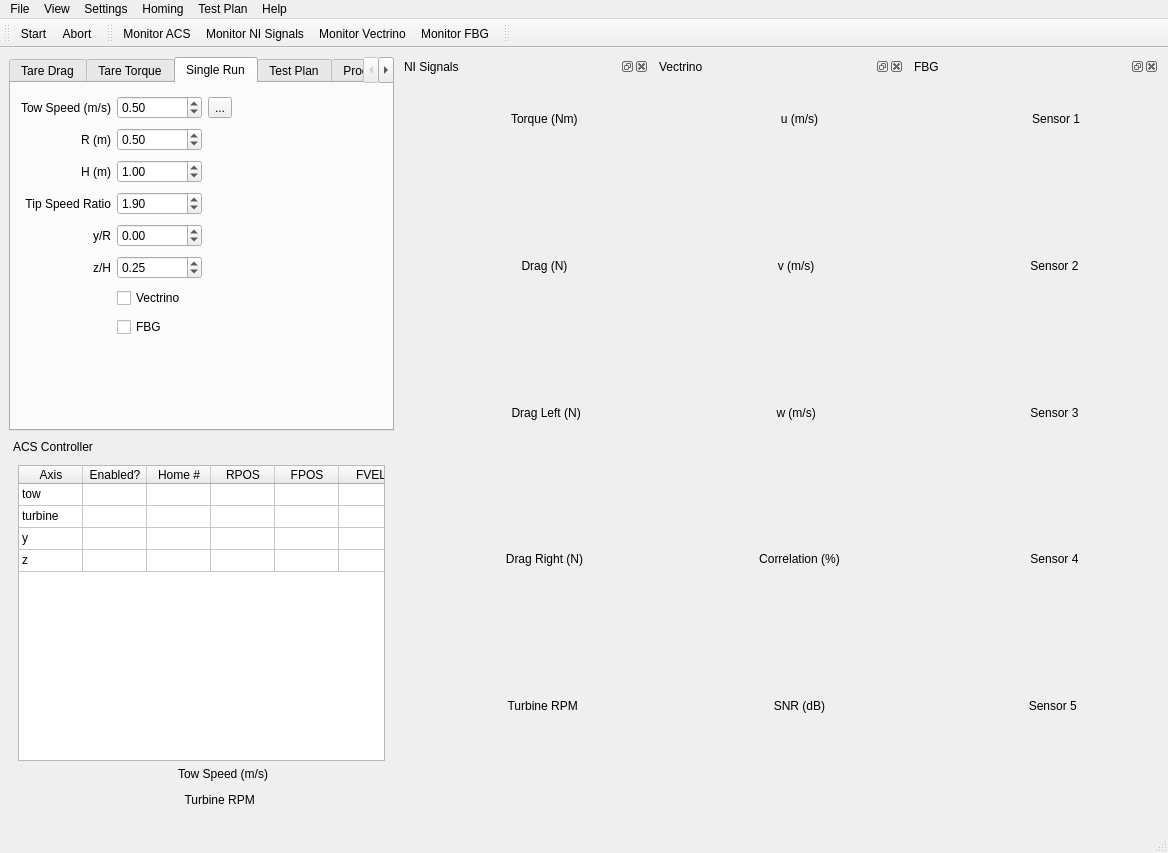
First picture: the form in gui/mainwindow.ui, repository petebachant/TurbineDAQ, before the edit.
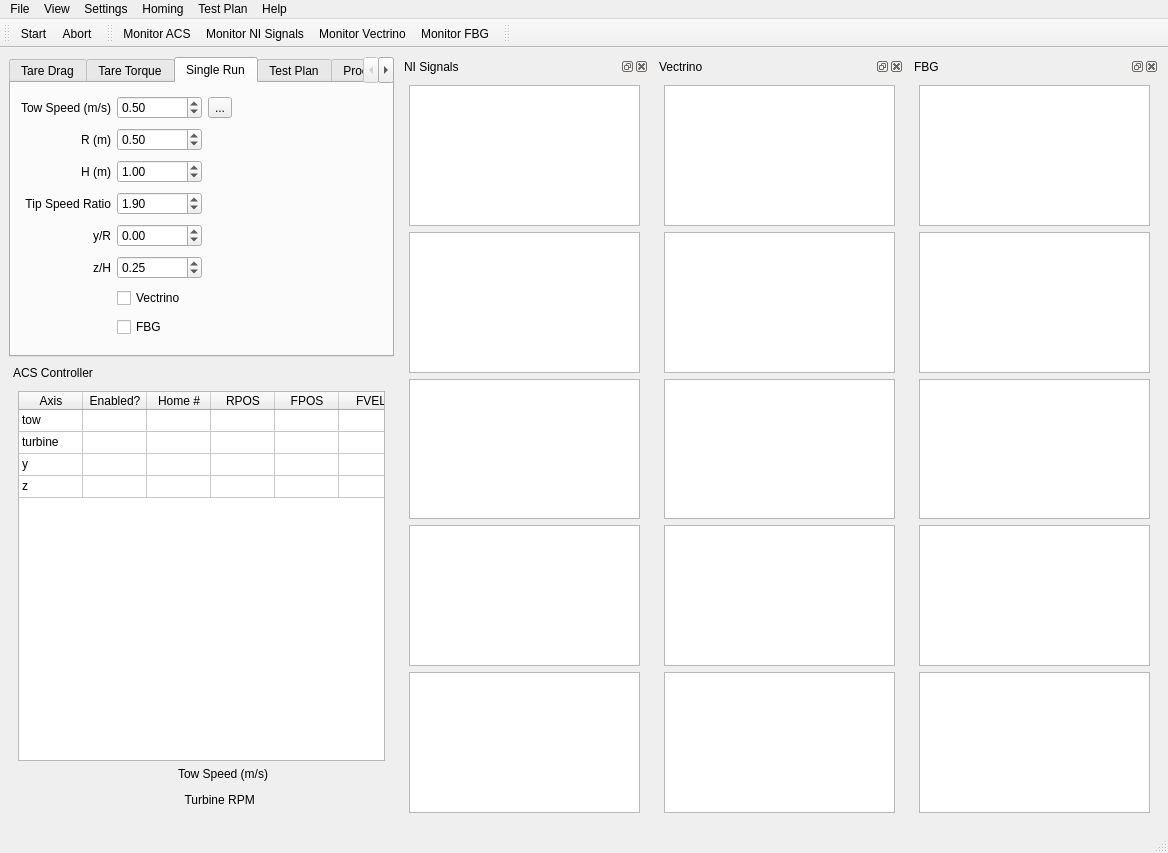
Second picture: the form after the edit. Icons and pictures are not drawn. Custom widgets are drawn as their Qt base class.

Commit message: NI plots work, but seem slower than Qwt plots

```diff
--- a/gui/mainwindow.ui
+++ b/gui/mainwindow.ui
@@ -693,89 +693,26 @@
         <item row="0" column="0">
          <layout class="QVBoxLayout" name="verticalLayout_2">
           <item>
-           <widget class="QLabel" name="label">
-            <property name="text">
-             <string>            Torque (Nm)</string>
+           <widget class="PlotWidget" name="plotTorque">
+            <property name="minimumSize">
+             <size>
+              <width>0</width>
+              <height>0</height>
+             </size>
             </property>
-            <property name="alignment">
-             <set>Qt::AlignCenter</set>
-            </property>
            </widget>
           </item>
           <item>
-           <widget class="CurveWidget" name="plotTorque">
-            <property name="orientation">
-             <enum>Qt::Horizontal</enum>
-            </property>
-           </widget>
+           <widget class="PlotWidget" name="plotDrag"/>
           </item>
           <item>
-           <widget class="QLabel" name="label_2">
-            <property name="text">
-             <string>            Drag (N)</string>
-            </property>
-            <property name="alignment">
-             <set>Qt::AlignCenter</set>
-            </property>
-           </widget>
+           <widget class="PlotWidget" name="plotDragL"/>
           </item>
           <item>
-           <widget class="CurveWidget" name="plotDrag">
-            <property name="orientation">
-             <enum>Qt::Horizontal</enum>
-            </property>
-           </widget>
+           <widget class="PlotWidget" name="plotDragR"/>
           </item>
           <item>
-           <widget class="QLabel" name="label_12">
-            <property name="text">
-             <string>             Drag Left (N)</string>
-            </property>
-            <property name="alignment">
-             <set>Qt::AlignCenter</set>
-            </property>
-           </widget>
-          </item>
-          <item>
-           <widget class="CurveWidget" name="plotDragL">
-            <property name="orientation">
-             <enum>Qt::Horizontal</enum>
-            </property>
-           </widget>
-          </item>
-          <item>
-           <widget class="QLabel" name="label_13">
-            <property name="text">
-             <string>            Drag Right (N)</string>
-            </property>
-            <property name="alignment">
-             <set>Qt::AlignCenter</set>
-            </property>
-           </widget>
-          </item>
-          <item>
-           <widget class="CurveWidget" name="plotDragR">
-            <property name="orientation">
-             <enum>Qt::Horizontal</enum>
-            </property>
-           </widget>
-          </item>
-          <item>
-           <widget class="QLabel" name="label_16">
-            <property name="text">
-             <string>           Turbine RPM</string>
-            </property>
-            <property name="alignment">
-             <set>Qt::AlignCenter</set>
-            </property>
-           </widget>
-          </item>
-          <item>
-           <widget class="CurveWidget" name="plotRPM_ni">
-            <property name="orientation">
-             <enum>Qt::Horizontal</enum>
-            </property>
-           </widget>
+           <widget class="PlotWidget" name="plotRPM_ni"/>
           </item>
          </layout>
         </item>
@@ -802,89 +739,19 @@
         <item row="0" column="0">
          <layout class="QVBoxLayout" name="verticalLayout_3">
           <item>
-           <widget class="QLabel" name="label_vecu">
-            <property name="text">
-             <string>            u (m/s)</string>
-            </property>
-            <property name="alignment">
-             <set>Qt::AlignCenter</set>
-            </property>
-           </widget>
+           <widget class="PlotWidget" name="plotVecU"/>
           </item>
           <item>
-           <widget class="CurveWidget" name="plotVecU">
-            <property name="orientation">
-             <enum>Qt::Horizontal</enum>
-            </property>
-           </widget>
+           <widget class="PlotWidget" name="plotVecV"/>
           </item>
           <item>
-           <widget class="QLabel" name="label_11">
-            <property name="text">
-             <string>          v (m/s)</string>
-            </property>
-            <property name="alignment">
-             <set>Qt::AlignCenter</set>
-            </property>
-           </widget>
+           <widget class="PlotWidget" name="plotVecW"/>
           </item>
           <item>
-           <widget class="CurveWidget" name="plotVecV">
-            <property name="orientation">
-             <enum>Qt::Horizontal</enum>
-            </property>
-           </widget>
+           <widget class="QGraphicsView" name="plotVecCorr"/>
           </item>
           <item>
-           <widget class="QLabel" name="label_14">
-            <property name="text">
-             <string>          w (m/s)</string>
-            </property>
-            <property name="alignment">
-             <set>Qt::AlignCenter</set>
-            </property>
-           </widget>
-          </item>
-          <item>
-           <widget class="CurveWidget" name="plotVecW">
-            <property name="orientation">
-             <enum>Qt::Horizontal</enum>
-            </property>
-           </widget>
-          </item>
-          <item>
-           <widget class="QLabel" name="label_15">
-            <property name="text">
-             <string>            Correlation (%)</string>
-            </property>
-            <property name="alignment">
-             <set>Qt::AlignCenter</set>
-            </property>
-           </widget>
-          </item>
-          <item>
-           <widget class="CurveWidget" name="plotVecCorr">
-            <property name="orientation">
-             <enum>Qt::Horizontal</enum>
-            </property>
-           </widget>
-          </item>
-          <item>
-           <widget class="QLabel" name="label_5">
-            <property name="text">
-             <string>            SNR (dB)</string>
-            </property>
-            <property name="alignment">
-             <set>Qt::AlignCenter</set>
-            </property>
-           </widget>
-          </item>
-          <item>
-           <widget class="CurveWidget" name="plotVecSNR">
-            <property name="orientation">
-             <enum>Qt::Horizontal</enum>
-            </property>
-           </widget>
+           <widget class="QGraphicsView" name="plotVecSNR"/>
           </item>
          </layout>
         </item>
@@ -911,89 +778,19 @@
         <item row="0" column="0">
          <layout class="QVBoxLayout" name="verticalLayout_4">
           <item>
-           <widget class="QLabel" name="label_FBG_1">
-            <property name="text">
-             <string>             Sensor 1</string>
-            </property>
-            <property name="alignment">
-             <set>Qt::AlignCenter</set>
-            </property>
-           </widget>
+           <widget class="PlotWidget" name="plot_FBG_1"/>
           </item>
           <item>
-           <widget class="CurveWidget" name="plot_FBG_1">
-            <property name="orientation">
-             <enum>Qt::Horizontal</enum>
-            </property>
-           </widget>
+           <widget class="PlotWidget" name="plot_FBG_2"/>
           </item>
           <item>
-           <widget class="QLabel" name="label_FBG_2">
-            <property name="text">
-             <string>            Sensor 2</string>
-            </property>
-            <property name="alignment">
-             <set>Qt::AlignCenter</set>
-            </property>
-           </widget>
+           <widget class="PlotWidget" name="plot_FBG_3"/>
           </item>
           <item>
-           <widget class="CurveWidget" name="plot_FBG_2">
-            <property name="orientation">
-             <enum>Qt::Horizontal</enum>
-            </property>
-           </widget>
+           <widget class="PlotWidget" name="plot_FBG_4"/>
           </item>
           <item>
-           <widget class="QLabel" name="label_FBG_3">
-            <property name="text">
-             <string>            Sensor 3</string>
-            </property>
-            <property name="alignment">
-             <set>Qt::AlignCenter</set>
-            </property>
-           </widget>
-          </item>
-          <item>
-           <widget class="CurveWidget" name="plot_FBG_3">
-            <property name="orientation">
-             <enum>Qt::Horizontal</enum>
-            </property>
-           </widget>
-          </item>
-          <item>
-           <widget class="QLabel" name="label_FBG_4">
-            <property name="text">
-             <string>            Sensor 4</string>
-            </property>
-            <property name="alignment">
-             <set>Qt::AlignCenter</set>
-            </property>
-           </widget>
-          </item>
-          <item>
-           <widget class="CurveWidget" name="plot_FBG_4">
-            <property name="orientation">
-             <enum>Qt::Horizontal</enum>
-            </property>
-           </widget>
-          </item>
-          <item>
-           <widget class="QLabel" name="label_FBG_5">
-            <property name="text">
-             <string>           Sensor 5</string>
-            </property>
-            <property name="alignment">
-             <set>Qt::AlignCenter</set>
-            </property>
-           </widget>
-          </item>
-          <item>
-           <widget class="CurveWidget" name="plot_FBG_5">
-            <property name="orientation">
-             <enum>Qt::Horizontal</enum>
-            </property>
-           </widget>
+           <widget class="PlotWidget" name="plot_FBG_5"/>
           </item>
          </layout>
         </item>
@@ -1565,6 +1362,11 @@
    <extends>QSplitter</extends>
    <header>guiqwt.plot</header>
   </customwidget>
+  <customwidget>
+   <class>PlotWidget</class>
+   <extends>QGraphicsView</extends>
+   <header>pyqtgraph</header>
+  </customwidget>
  </customwidgets>
  <resources>
   <include location="icons/resources.qrc"/>
```
The commit also changes 3 other files.
